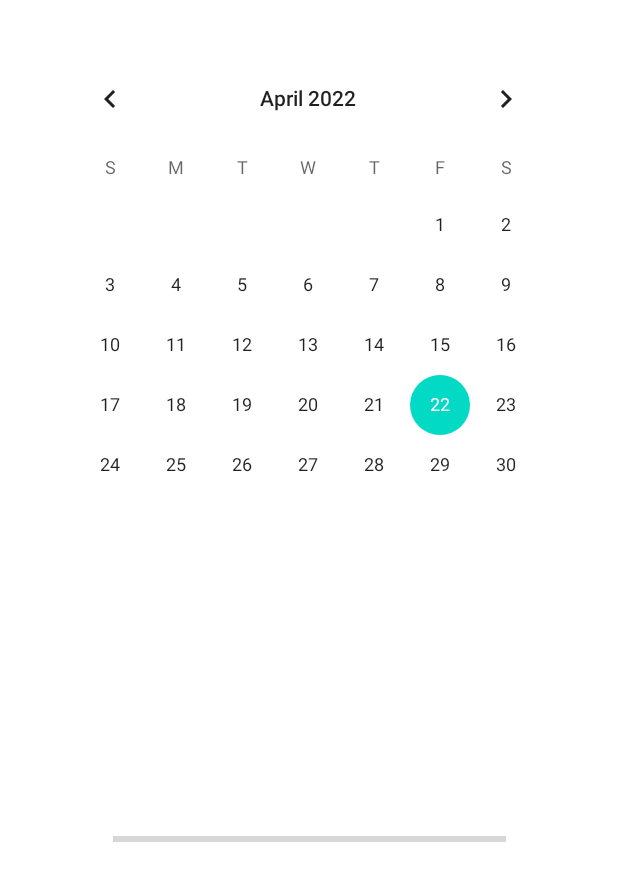
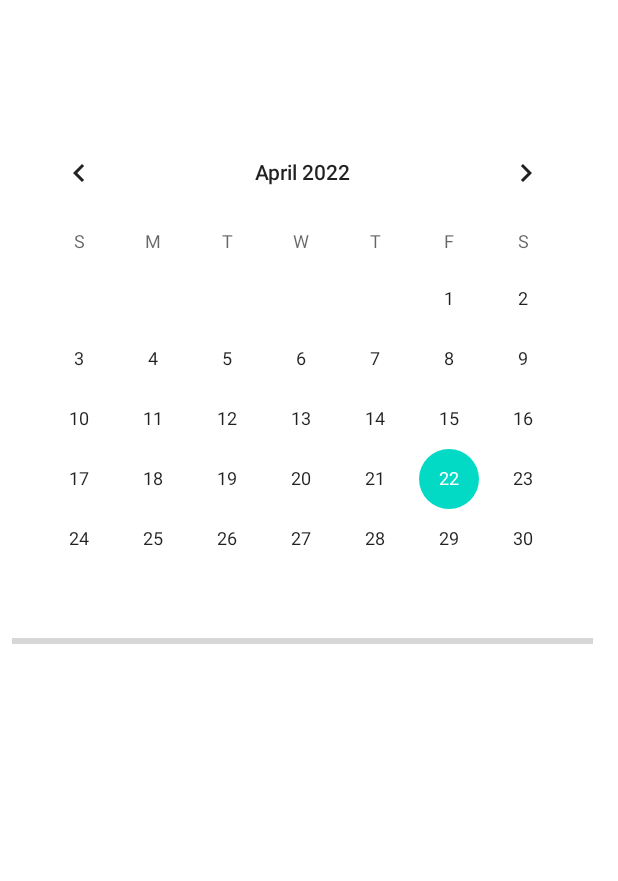
Before and after one commit to mmorawski520/CCalendarApp, an Android app: the SimulationActivity screen opened directly, with no data from a screen before it, on a phone screen of 412 x 824 dp. Shown: the top 881 px of the screen. Run offline under Robolectric (Android 15) with nearby library versions, the phone set to English and light mode, and no system bars; 3 statements that could not run were skipped.

Commit message:
layout improvement

```diff
--- a/app/src/main/java/com/example/ccalendarapp/MainActivity.kt
+++ b/app/src/main/java/com/example/ccalendarapp/MainActivity.kt
@@ -16,7 +16,7 @@ import java.util.*
 class MainActivity : AppCompatActivity() {
     var dateFormatString = "MM/dd/yyyy"
     var dateFormat = SimpleDateFormat(dateFormatString, Locale.US)
-
+    var choosebtn=0;
     override fun onCreate(savedInstanceState: Bundle?) {
         super.onCreate(savedInstanceState)
         setContentView(R.layout.activity_main)
@@ -27,6 +27,7 @@ class MainActivity : AppCompatActivity() {
         //layout components
         val seekBar = findViewById<SeekBar>(R.id.seekBar)
         val stepTextView = findViewById<TextView>(R.id.textViewStep)
+
 
         //btns
         val btnJourneyStart = findViewById<Button>(R.id.btnJourneyStart)
@@ -42,6 +43,12 @@ class MainActivity : AppCompatActivity() {
                 cal.set(Calendar.YEAR, year)
                 cal.set(Calendar.MONTH, monthOfYear)
                 cal.set(Calendar.DAY_OF_MONTH, dayOfMonth)
+                if(choosebtn==0)
+                    btnJourneyStart.text = dateFormat.format(cal.getTime())
+                if(choosebtn==1)
+                    btnJourneyMid.text = dateFormat.format(cal.getTime())
+                if(choosebtn==2)
+                    btnJourneyEnd.text = dateFormat.format(cal.getTime())
             }
         }
 
@@ -58,7 +65,7 @@ class MainActivity : AppCompatActivity() {
             dpd.datePicker.minDate = Date().time
             dpd.datePicker.setMaxDate(currentDate.timeInMillis)
             dpd.show()
-            btnJourneyStart.text = dateFormat.format(cal.getTime())
+            choosebtn=0
         }
 
         btnJourneyMid.setOnClickListener {
@@ -75,7 +82,7 @@ class MainActivity : AppCompatActivity() {
             dpd.datePicker.minDate = Date().time
             dpd.datePicker.setMaxDate(currentDate.timeInMillis)
             dpd.show()
-            btnJourneyMid.text = dateFormat.format(cal.getTime())
+            choosebtn=1
         }
         btnJourneyEnd.setOnClickListener {
             var dpd = DatePickerDialog(
@@ -90,7 +97,7 @@ class MainActivity : AppCompatActivity() {
             dpd.datePicker.minDate = Date().time
             dpd.datePicker.setMaxDate(currentDate.timeInMillis)
             dpd.show()
-            btnJourneyEnd.text = dateFormat.format(cal.getTime())
+            choosebtn=2
         }
         btnSimulate.setOnClickListener {
             var SimulationData: SimulationDates =
@@ -101,7 +108,7 @@ class MainActivity : AppCompatActivity() {
                     stepTextView.text.toString().toDouble()
                 );
             val intent = Intent(this, SimulationActivity::class.java)
-            intent.putExtra("SimulationData",SimulationData)
+            intent.putExtra("SimulationData", SimulationData)
             startActivity(intent)
         }
         seekBar.setOnSeekBarChangeListener(object : SeekBar.OnSeekBarChangeListener {
--- a/app/src/main/res/layout/activity_simulation.xml
+++ b/app/src/main/res/layout/activity_simulation.xml
@@ -6,28 +6,27 @@
     android:layout_width="match_parent"
     android:layout_height="match_parent"
     tools:context=".SimulationActivity">
-  <ProgressBar
-      android:id="@+id/progressBar"
-      style="?android:attr/progressBarStyleHorizontal"
-      android:layout_width="262dp"
-      android:layout_height="24dp"
+
+
+  <LinearLayout
+      android:layout_width="387dp"
+      android:layout_height="661dp"
+      android:orientation="vertical"
       app:layout_constraintBottom_toBottomOf="parent"
       app:layout_constraintEnd_toEndOf="parent"
-      app:layout_constraintHorizontal_bias="0.503"
+      app:layout_constraintHorizontal_bias="0.333"
       app:layout_constraintStart_toStartOf="parent"
-      app:layout_constraintTop_toTopOf="parent"
-      app:layout_constraintVertical_bias="0.684" />
+      app:layout_constraintTop_toTopOf="parent">
 
+    <CalendarView
+        android:id="@+id/calendarView"
+        android:layout_width="match_parent"
+        android:layout_height="wrap_content" />
 
-
-  <CalendarView
-      android:id="@+id/calendarView"
-      android:layout_width="wrap_content"
-      android:layout_height="wrap_content"
-      app:layout_constraintBottom_toBottomOf="parent"
-      app:layout_constraintEnd_toEndOf="parent"
-      app:layout_constraintHorizontal_bias="0.491"
-      app:layout_constraintStart_toStartOf="parent"
-      app:layout_constraintTop_toTopOf="parent"
-      app:layout_constraintVertical_bias="0.066" />
-  </androidx.constraintlayout.widget.ConstraintLayout>
+    <ProgressBar
+        android:id="@+id/progressBar"
+        style="?android:attr/progressBarStyleHorizontal"
+        android:layout_width="match_parent"
+        android:layout_height="wrap_content" />
+  </LinearLayout>
+</androidx.constraintlayout.widget.ConstraintLayout>
```
